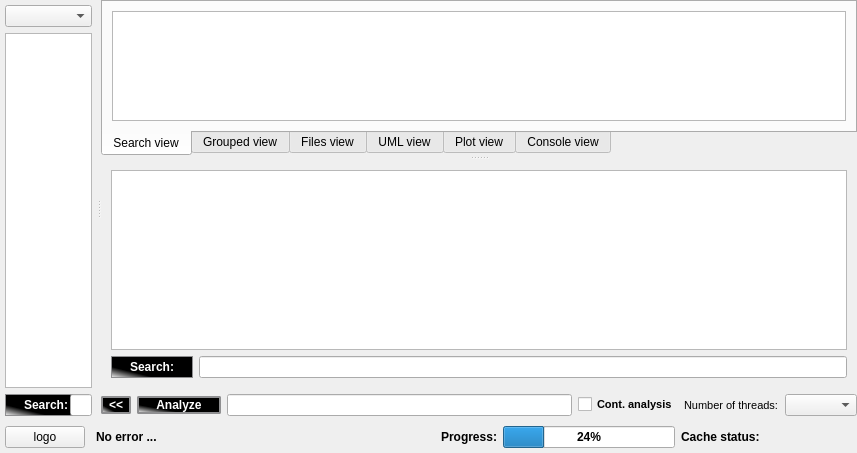
Before: the Qt Designer form dltmessageanalyzerplugin/src/plugin/src/form.ui in svlad-90/DLT-Message-Analyzer, drawn with Qt 5.
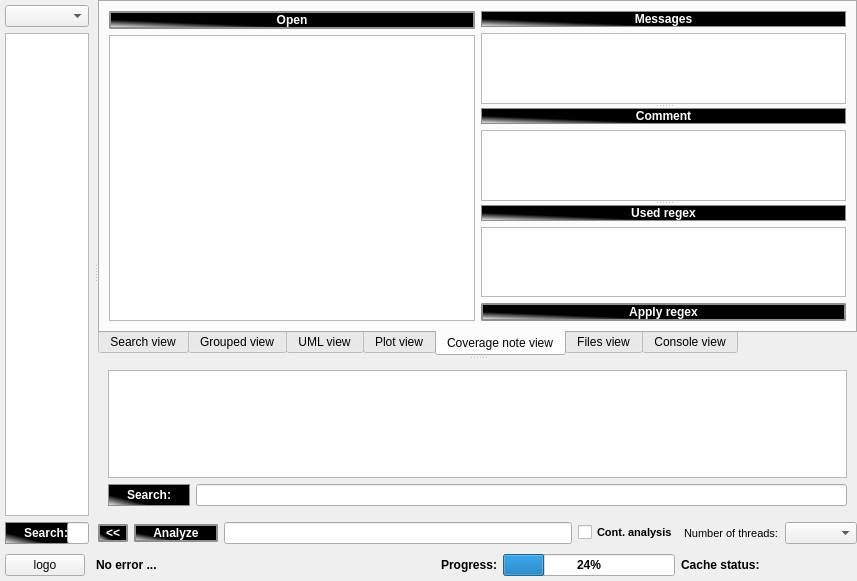
After: the same form once the commit is applied. The open tabs and pages were chosen to show the change. Custom widgets are drawn as their Qt base class.

Diff of the .ui file:
```diff
--- a/dltmessageanalyzerplugin/src/plugin/src/form.ui
+++ b/dltmessageanalyzerplugin/src/plugin/src/form.ui
@@ -7,7 +7,7 @@
     <x>0</x>
     <y>0</y>
     <width>857</width>
-    <height>453</height>
+    <height>581</height>
    </rect>
   </property>
   <property name="sizePolicy">
@@ -389,20 +389,6 @@
             </item>
            </layout>
           </widget>
-          <widget class="QWidget" name="filesViewTab">
-           <attribute name="title">
-            <string>Files view</string>
-           </attribute>
-           <layout class="QHBoxLayout" name="horizontalLayout">
-            <item>
-             <widget class="QTextEdit" name="filesTextEdit">
-              <property name="readOnly">
-               <bool>true</bool>
-              </property>
-             </widget>
-            </item>
-           </layout>
-          </widget>
           <widget class="QWidget" name="UMLView">
            <attribute name="title">
             <string>UML view</string>
@@ -600,6 +586,263 @@
             </item>
            </layout>
           </widget>
+          <widget class="QWidget" name="coverageNoteTab">
+           <attribute name="title">
+            <string>Coverage note view</string>
+           </attribute>
+           <layout class="QHBoxLayout" name="horizontalLayout_2">
+            <item>
+             <layout class="QVBoxLayout" name="CNItemsLayout">
+              <property name="sizeConstraint">
+               <enum>QLayout::SetMinimumSize</enum>
+              </property>
+              <item>
+               <widget class="QPushButton" name="CNOpen">
+                <property name="font">
+                 <font>
+                  <weight>75</weight>
+                  <bold>true</bold>
+                 </font>
+                </property>
+                <property name="styleSheet">
+                 <string notr="true">QPushButton {
+    border: 2px solid #8f8f91;
+    border-radius: 2px;
+    background-color: qlineargradient(spread:pad, x1:0.259, y1:0.720909, x2:0, y2:1, stop:0 rgba(0, 0, 0, 255), stop:1 rgba(255, 255, 255, 255));
+    min-width: 80px;
+    color: rgb(255, 255, 255);
+}
+
+QPushButton:pressed {
+    border: 2px solid #8f8f91;
+    background-color: qlineargradient(spread:pad, x1:0.169461, y1:0.181, x2:0, y2:0.954182, stop:0 rgba(0, 0, 0, 255), stop:1 rgba(255, 255, 255, 255));
+    color: rgb(255, 255, 255);
+}
+
+QPushButton:hover:!pressed{
+    border: 2px solid #9ccfdd;
+    background-color: qlineargradient(spread:pad, x1:0.119, y1:0.561682, x2:0.034, y2:0.926, stop:0 rgba(67, 115, 118, 255), stop:1 rgba(171, 211, 205, 255));
+    color: rgb(255, 255, 255);
+}</string>
+                </property>
+                <property name="text">
+                 <string>Open</string>
+                </property>
+               </widget>
+              </item>
+              <item>
+               <widget class="QTableView" name="CNItems">
+                <property name="sizePolicy">
+                 <sizepolicy hsizetype="Expanding" vsizetype="Expanding">
+                  <horstretch>0</horstretch>
+                  <verstretch>0</verstretch>
+                 </sizepolicy>
+                </property>
+                <property name="contextMenuPolicy">
+                 <enum>Qt::CustomContextMenu</enum>
+                </property>
+                <property name="selectionMode">
+                 <enum>QAbstractItemView::SingleSelection</enum>
+                </property>
+                <property name="selectionBehavior">
+                 <enum>QAbstractItemView::SelectRows</enum>
+                </property>
+                <attribute name="horizontalHeaderStretchLastSection">
+                 <bool>true</bool>
+                </attribute>
+               </widget>
+              </item>
+             </layout>
+            </item>
+            <item>
+             <widget class="QSplitter" name="splitter">
+              <property name="sizePolicy">
+               <sizepolicy hsizetype="MinimumExpanding" vsizetype="Expanding">
+                <horstretch>0</horstretch>
+                <verstretch>0</verstretch>
+               </sizepolicy>
+              </property>
+              <property name="orientation">
+               <enum>Qt::Vertical</enum>
+              </property>
+              <widget class="QWidget" name="verticalLayoutWidget_4">
+               <layout class="QVBoxLayout" name="CNMessagesLeyout">
+                <property name="leftMargin">
+                 <number>0</number>
+                </property>
+                <property name="topMargin">
+                 <number>0</number>
+                </property>
+                <item>
+                 <widget class="QLabel" name="CNLabelMessages">
+                  <property name="sizePolicy">
+                   <sizepolicy hsizetype="Preferred" vsizetype="Preferred">
+                    <horstretch>10</horstretch>
+                    <verstretch>0</verstretch>
+                   </sizepolicy>
+                  </property>
+                  <property name="font">
+                   <font>
+                    <weight>75</weight>
+                    <bold>true</bold>
+                   </font>
+                  </property>
+                  <property name="styleSheet">
+                   <string notr="true">QLabel {
+    border: 1px solid #8f8f91;
+    background-color: qlineargradient(spread:pad, x1:0.259, y1:0.720909, x2:0, y2:1, stop:0 rgba(0, 0, 0, 255), stop:1 rgba(255, 255, 255, 255));
+    min-width: 80px;
+	color: rgb(255, 255, 255);
+}</string>
+                  </property>
+                  <property name="text">
+                   <string>Messages</string>
+                  </property>
+                  <property name="alignment">
+                   <set>Qt::AlignCenter</set>
+                  </property>
+                 </widget>
+                </item>
+                <item>
+                 <widget class="QTextEdit" name="CNMessagesTextEdit"/>
+                </item>
+               </layout>
+              </widget>
+              <widget class="QWidget" name="verticalLayoutWidget_5">
+               <layout class="QVBoxLayout" name="CNCommentLayout">
+                <property name="leftMargin">
+                 <number>0</number>
+                </property>
+                <item>
+                 <widget class="QLabel" name="CNLabelComment">
+                  <property name="sizePolicy">
+                   <sizepolicy hsizetype="Preferred" vsizetype="Preferred">
+                    <horstretch>10</horstretch>
+                    <verstretch>0</verstretch>
+                   </sizepolicy>
+                  </property>
+                  <property name="font">
+                   <font>
+                    <weight>75</weight>
+                    <bold>true</bold>
+                   </font>
+                  </property>
+                  <property name="styleSheet">
+                   <string notr="true">QLabel {
+    border: 1px solid #8f8f91;
+    background-color: qlineargradient(spread:pad, x1:0.259, y1:0.720909, x2:0, y2:1, stop:0 rgba(0, 0, 0, 255), stop:1 rgba(255, 255, 255, 255));
+    min-width: 80px;
+	color: rgb(255, 255, 255);
+}</string>
+                  </property>
+                  <property name="text">
+                   <string>Comment</string>
+                  </property>
+                  <property name="alignment">
+                   <set>Qt::AlignCenter</set>
+                  </property>
+                 </widget>
+                </item>
+                <item>
+                 <widget class="QTextEdit" name="CNCommentTextEdit"/>
+                </item>
+               </layout>
+              </widget>
+              <widget class="QWidget" name="verticalLayoutWidget_6">
+               <layout class="QVBoxLayout" name="CNRegexLayout">
+                <property name="leftMargin">
+                 <number>0</number>
+                </property>
+                <property name="topMargin">
+                 <number>0</number>
+                </property>
+                <item>
+                 <widget class="QLabel" name="CNLabelRegex">
+                  <property name="sizePolicy">
+                   <sizepolicy hsizetype="Preferred" vsizetype="Preferred">
+                    <horstretch>10</horstretch>
+                    <verstretch>0</verstretch>
+                   </sizepolicy>
+                  </property>
+                  <property name="font">
+                   <font>
+                    <weight>75</weight>
+                    <bold>true</bold>
+                   </font>
+                  </property>
+                  <property name="styleSheet">
+                   <string notr="true">QLabel {
+    border: 1px solid #8f8f91;
+    background-color: qlineargradient(spread:pad, x1:0.259, y1:0.720909, x2:0, y2:1, stop:0 rgba(0, 0, 0, 255), stop:1 rgba(255, 255, 255, 255));
+    min-width: 80px;
+	color: rgb(255, 255, 255);
+}</string>
+                  </property>
+                  <property name="text">
+                   <string>Used regex</string>
+                  </property>
+                  <property name="alignment">
+                   <set>Qt::AlignCenter</set>
+                  </property>
+                 </widget>
+                </item>
+                <item>
+                 <widget class="QTextEdit" name="CNRegexTextEdit"/>
+                </item>
+                <item>
+                 <widget class="QPushButton" name="CNUseRegexButton">
+                  <property name="font">
+                   <font>
+                    <weight>75</weight>
+                    <bold>true</bold>
+                   </font>
+                  </property>
+                  <property name="styleSheet">
+                   <string notr="true">QPushButton {
+    border: 2px solid #8f8f91;
+    border-radius: 2px;
+    background-color: qlineargradient(spread:pad, x1:0.259, y1:0.720909, x2:0, y2:1, stop:0 rgba(0, 0, 0, 255), stop:1 rgba(255, 255, 255, 255));
+    min-width: 80px;
+    color: rgb(255, 255, 255);
+}
+
+QPushButton:pressed {
+    border: 2px solid #8f8f91;
+    background-color: qlineargradient(spread:pad, x1:0.169461, y1:0.181, x2:0, y2:0.954182, stop:0 rgba(0, 0, 0, 255), stop:1 rgba(255, 255, 255, 255));
+    color: rgb(255, 255, 255);
+}
+
+QPushButton:hover:!pressed{
+    border: 2px solid #9ccfdd;
+    background-color: qlineargradient(spread:pad, x1:0.119, y1:0.561682, x2:0.034, y2:0.926, stop:0 rgba(67, 115, 118, 255), stop:1 rgba(171, 211, 205, 255));
+    color: rgb(255, 255, 255);
+}</string>
+                  </property>
+                  <property name="text">
+                   <string>Apply regex</string>
+                  </property>
+                 </widget>
+                </item>
+               </layout>
+              </widget>
+             </widget>
+            </item>
+           </layout>
+          </widget>
+          <widget class="QWidget" name="filesViewTab">
+           <attribute name="title">
+            <string>Files view</string>
+           </attribute>
+           <layout class="QHBoxLayout" name="horizontalLayout">
+            <item>
+             <widget class="QTextEdit" name="filesTextEdit">
+              <property name="readOnly">
+               <bool>true</bool>
+              </property>
+             </widget>
+            </item>
+           </layout>
+          </widget>
           <widget class="QWidget" name="consoleViewTab">
            <attribute name="title">
             <string>Console view</string>
```
Left out of the diff: 4 changed lines with no effect on the pictures.
